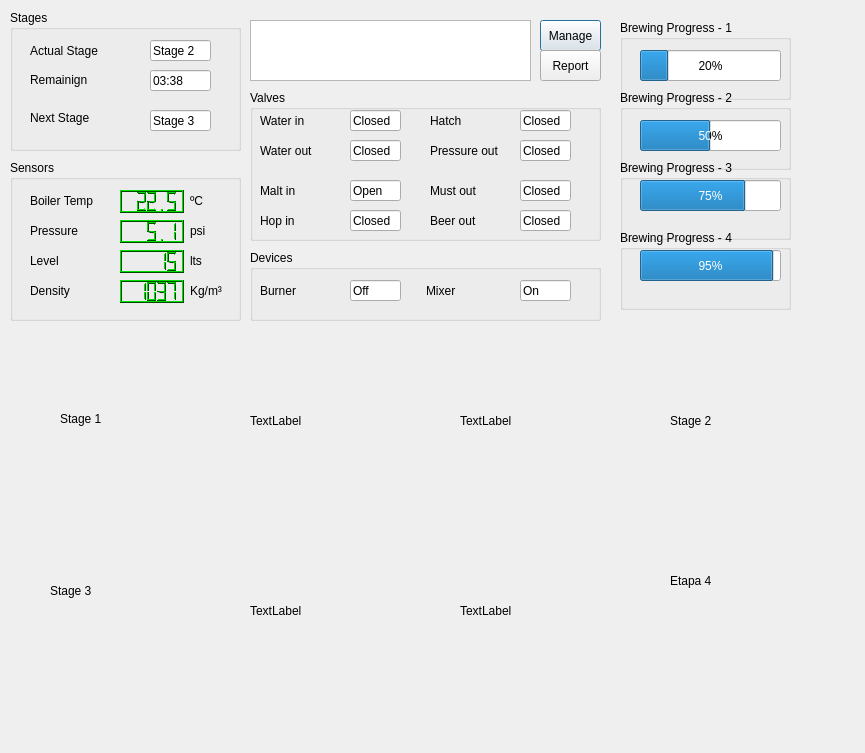
This is Brewer.ui in martinvol/CIMII-tp_practica as Qt 5 draws it before an edit. The edited form follows.
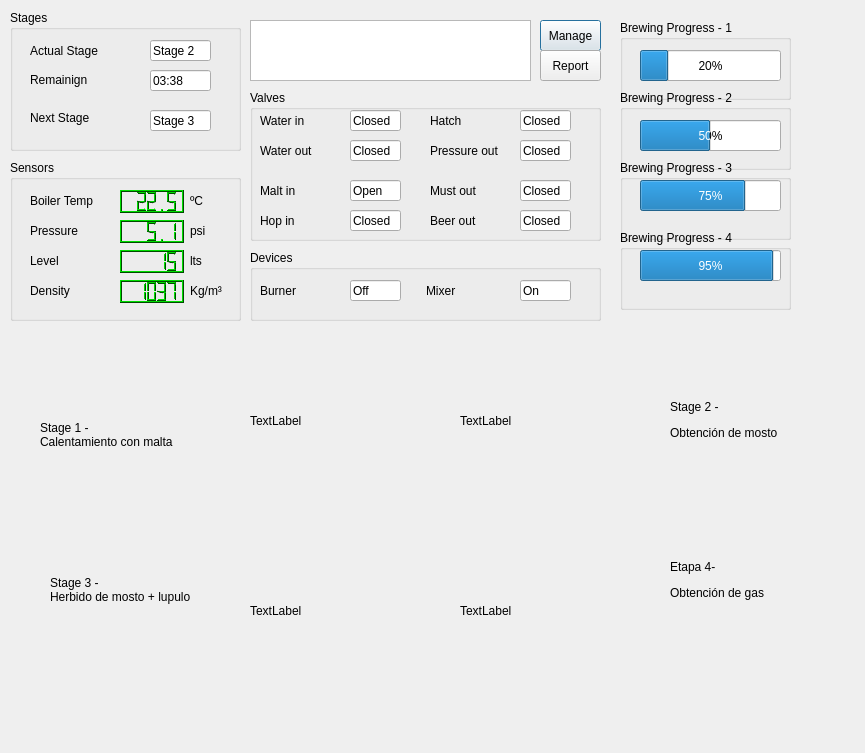
This is the edited form.

Commit message: Added simulation of parameters and alerts

```diff
--- a/Brewer.ui
+++ b/Brewer.ui
@@ -2455,14 +2455,14 @@
   <widget class="QLabel" name="label_26">
    <property name="geometry">
     <rect>
-     <x>60</x>
+     <x>40</x>
      <y>410</y>
-     <width>68</width>
-     <height>17</height>
+     <width>181</width>
+     <height>51</height>
     </rect>
    </property>
    <property name="text">
-    <string>Stage 1</string>
+    <string>&lt;html&gt;&lt;head/&gt;&lt;body&gt;&lt;p&gt;Stage 1 -&lt;br/&gt;Calentamiento con malta&lt;/p&gt;&lt;/body&gt;&lt;/html&gt;</string>
    </property>
   </widget>
   <widget class="QLabel" name="label_27">
@@ -2475,7 +2475,7 @@
     </rect>
    </property>
    <property name="text">
-    <string>Stage 2</string>
+    <string>&lt;html&gt;&lt;head/&gt;&lt;body&gt;&lt;p&gt;Stage 2 - &lt;/p&gt;&lt;p&gt;Obtención de mosto&lt;/p&gt;&lt;/body&gt;&lt;/html&gt;</string>
    </property>
   </widget>
   <widget class="QLabel" name="label_28">
@@ -2483,12 +2483,12 @@
     <rect>
      <x>50</x>
      <y>520</y>
-     <width>121</width>
+     <width>181</width>
      <height>141</height>
     </rect>
    </property>
    <property name="text">
-    <string>Stage 3</string>
+    <string>&lt;html&gt;&lt;head/&gt;&lt;body&gt;&lt;p&gt;Stage 3 -&lt;br/&gt;Herbido de mosto + lupulo&lt;/p&gt;&lt;/body&gt;&lt;/html&gt;</string>
    </property>
   </widget>
   <widget class="QLabel" name="label_29">
@@ -2501,7 +2501,7 @@
     </rect>
    </property>
    <property name="text">
-    <string>Etapa 4</string>
+    <string>&lt;html&gt;&lt;head/&gt;&lt;body&gt;&lt;p&gt;Etapa 4-&lt;/p&gt;&lt;p&gt;Obtención de gas&lt;/p&gt;&lt;/body&gt;&lt;/html&gt;</string>
    </property>
   </widget>
   <widget class="QPushButton" name="pushButton_2">
```
Left out of the diff: 2 changed lines with no effect on the pictures. The commit also changes 2 other files.
